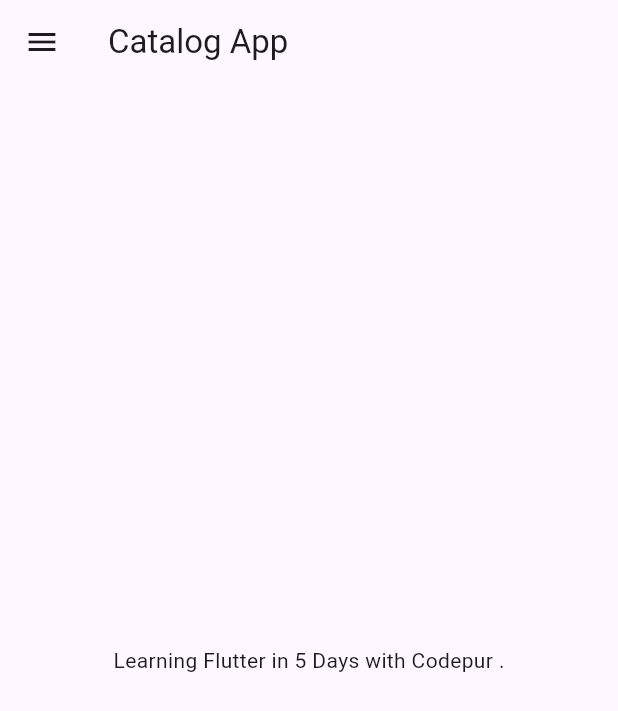
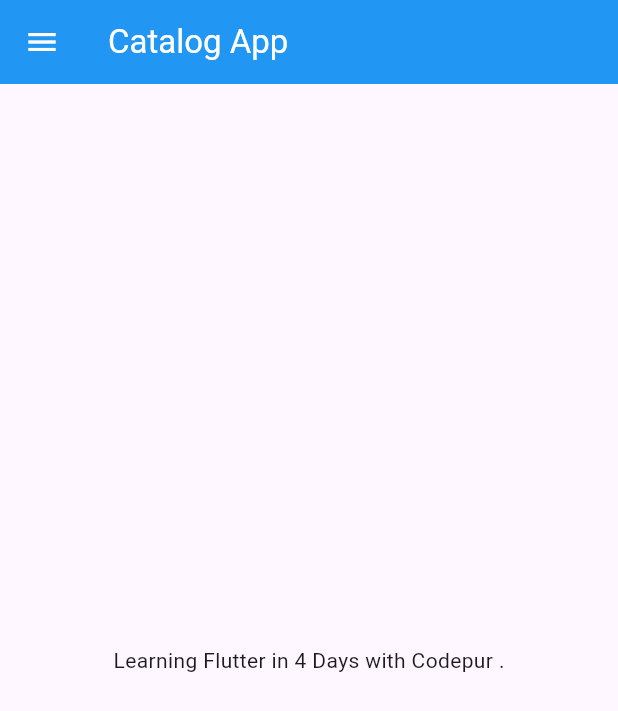
Before and after one commit to Muzafar21SW055/Catalog_App, a Flutter app: the screen it shows after launch, on a phone screen of 412 x 824 dp. Shown: the top 711 px of the screen. Run offline on Flutter 3.47's test engine with Material 3 defaults, Android fonts, the phone set to English and light mode, and no system bars.

Commit message:
day 3 completed

```diff
--- a/lib/main.dart
+++ b/lib/main.dart
@@ -1,14 +1,22 @@
 import 'package:flutter/material.dart';
-import 'package:learningdart/home_page.dart';
+import 'package:learningdart/pages/home_page.dart';
+import 'package:learningdart/pages/login_page.dart';
 
 void main() {
   runApp(MyApp());
 }
+
 class MyApp extends StatelessWidget {
   @override
   Widget build(BuildContext context) {
     return MaterialApp(
-      home: HomePage(),
+      themeMode: ThemeMode.light,
+      initialRoute: "/home",
+      routes: {
+        "/": (context) => LoginPage(),
+        "/home": (context) => HomePage(),
+        "/login": (context) => LoginPage(),
+      },
     );
   }
 }
--- a/lib/home_page.dart
+++ b/lib/pages/home_page.dart
@@ -1,7 +1,7 @@
 import 'package:flutter/material.dart';
 
 class HomePage extends StatelessWidget {
-  final int days = 5;
+  final int days = 4;
   final String name = "Codepur";
 
   @override
@@ -9,6 +9,8 @@ class HomePage extends StatelessWidget {
     return Scaffold(
       appBar: AppBar(
         title: Text("Catalog App"),
+        backgroundColor: Colors.blue,
+        foregroundColor: Colors.white,
       ),
       body: Center(
         child: Container(
```
Also changed, not shown: lib/pages/login_page.dart (added, +19 -0 lines).
